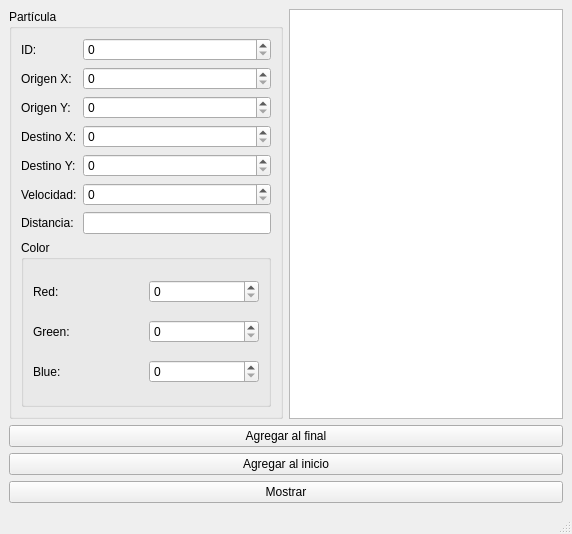
Qt form mainwindow.ui (ulisesoldemar/Act-08-User_Interface) before a commit.
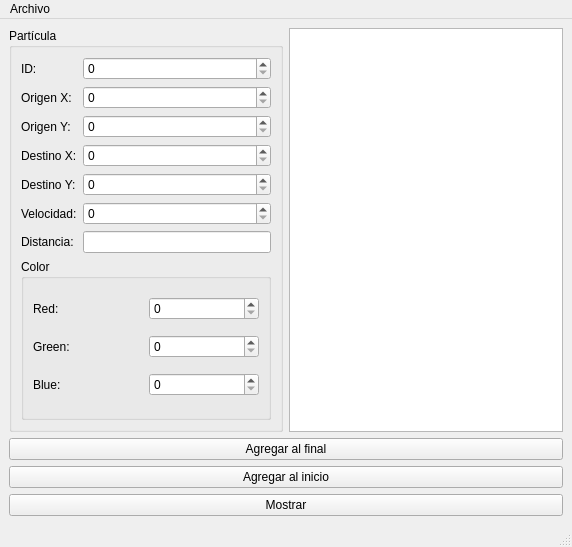
The same form after that commit.

Commit message: Manejo de archivos .json para respaldo de informacion

Patch:
```diff
--- a/mainwindow.ui
+++ b/mainwindow.ui
@@ -7,7 +7,7 @@
     <x>0</x>
     <y>0</y>
     <width>572</width>
-    <height>534</height>
+    <height>547</height>
    </rect>
   </property>
   <property name="windowTitle">
@@ -204,6 +204,40 @@
    </layout>
   </widget>
   <widget class="QStatusBar" name="statusbar"/>
+  <widget class="QMenuBar" name="menuBar">
+   <property name="geometry">
+    <rect>
+     <x>0</x>
+     <y>0</y>
+     <width>572</width>
+     <height>25</height>
+    </rect>
+   </property>
+   <widget class="QMenu" name="menuArchivo">
+    <property name="title">
+     <string>Archivo</string>
+    </property>
+    <addaction name="actionAbrir"/>
+    <addaction name="actionGuardar"/>
+   </widget>
+   <addaction name="menuArchivo"/>
+  </widget>
+  <action name="actionAbrir">
+   <property name="text">
+    <string>Abrir</string>
+   </property>
+   <property name="shortcut">
+    <string>Ctrl+O</string>
+   </property>
+  </action>
+  <action name="actionGuardar">
+   <property name="text">
+    <string>Guardar</string>
+   </property>
+   <property name="shortcut">
+    <string>Ctrl+S</string>
+   </property>
+  </action>
  </widget>
  <resources/>
  <connections/>
```
The commit also changes 9 other files.
